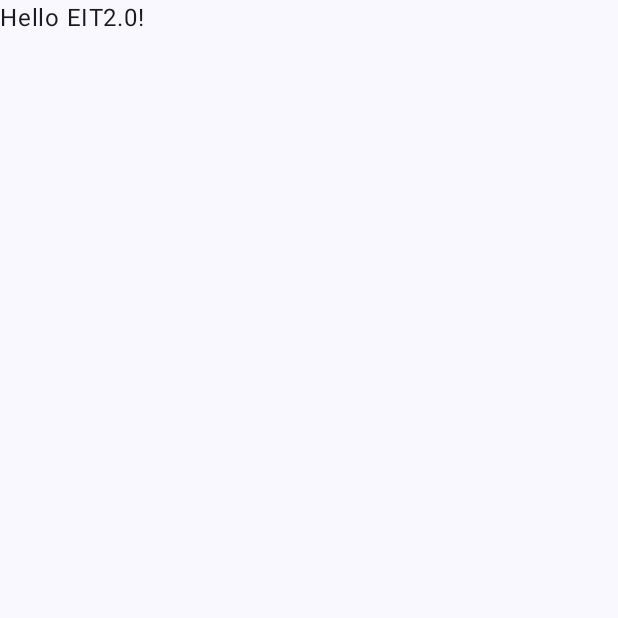
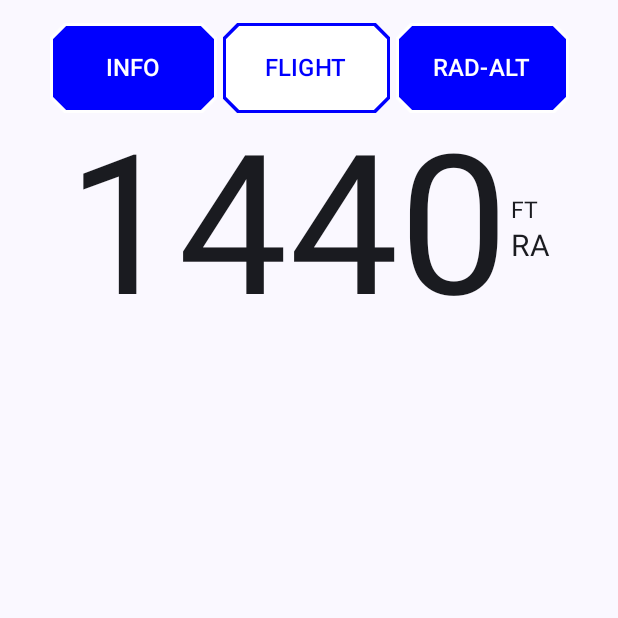
Before and after one commit to Komputer24/EIT2.0-ESAID-App, an Android app built with Jetpack Compose: the screen it shows after launch (MainActivity), on a phone screen of 412 x 824 dp, the top half of it. Before the commit the part shown is almost empty. Run offline under Robolectric (Android 15) with nearby library versions, the phone set to English and light mode, and no system bars.

Commit message:
v2 - added top btns & scale #

```diff
--- a/app/src/main/java/com/example/eit20_app/MainActivity.kt
+++ b/app/src/main/java/com/example/eit20_app/MainActivity.kt
@@ -4,13 +4,40 @@ import android.os.Bundle
 import androidx.activity.ComponentActivity
 import androidx.activity.compose.setContent
 import androidx.activity.enableEdgeToEdge
+import androidx.compose.foundation.BorderStroke
+import androidx.compose.foundation.background
+import androidx.compose.foundation.interaction.MutableInteractionSource
+import androidx.compose.foundation.interaction.collectIsPressedAsState
+import androidx.compose.foundation.layout.Arrangement
+import androidx.compose.foundation.layout.Column
 import androidx.compose.foundation.layout.fillMaxSize
+import androidx.compose.foundation.layout.Row
+import androidx.compose.foundation.layout.Spacer
+import androidx.compose.foundation.layout.fillMaxWidth
+import androidx.compose.foundation.layout.height
 import androidx.compose.foundation.layout.padding
+import androidx.compose.foundation.layout.size
+import androidx.compose.foundation.layout.width
+import androidx.compose.foundation.shape.CircleShape
+import androidx.compose.foundation.shape.CutCornerShape
+import androidx.compose.material3.ButtonDefaults
+import androidx.compose.material3.OutlinedButton
+import androidx.compose.material3.MaterialTheme
 import androidx.compose.material3.Scaffold
+import androidx.compose.material3.Surface
 import androidx.compose.material3.Text
+import androidx.compose.material3.TopAppBar
 import androidx.compose.runtime.Composable
+import androidx.compose.runtime.getValue
+import androidx.compose.runtime.mutableStateOf
+import androidx.compose.runtime.remember
+import androidx.compose.ui.Alignment
 import androidx.compose.ui.Modifier
-import androidx.compose.ui.tooling.preview.Preview
+import androidx.compose.ui.graphics.Color
+import androidx.compose.ui.graphics.RectangleShape
+import androidx.compose.ui.text.font.FontFamily
+import androidx.compose.ui.unit.dp
+import androidx.compose.ui.unit.sp
 import com.example.eit20_app.ui.theme.EIT20_AppTheme
 
 class MainActivity : ComponentActivity() {
@@ -18,22 +45,84 @@ class MainActivity : ComponentActivity() {
         super.onCreate(savedInstanceState)
         enableEdgeToEdge()
         setContent {
-            EIT20_AppTheme {
+            EIT20_AppTheme{
+//                val interactionSource = remember { MutableInteractionSource() }
+//                val isPressed by interactionSource.collectIsPressedAsState()
+//
+//                val backgroundColor = if (isPressed) Color.Cyan else Color.Blue
+
                 Scaffold(modifier = Modifier.fillMaxSize()) { innerPadding ->
-                    Greeting(
-                        name = "EIT2.0",
-                        modifier = Modifier.padding(innerPadding)
-                    )
+                    Surface(
+                        modifier = Modifier.fillMaxSize(),
+                        color = MaterialTheme.colorScheme.background
+                    ) {
+                        Column(
+                            modifier = Modifier
+                                .fillMaxSize()
+                                .padding(paddingValues = innerPadding),
+                            horizontalAlignment = Alignment.CenterHorizontally
+                        ){
+                            Spacer(modifier = Modifier.height(15.dp))
+                            ButtonRow()
+
+                            Row(
+//                                modifier = Modifier
+//                                    .background(Color.Red),
+                                horizontalArrangement = Arrangement.SpaceBetween,
+                                verticalAlignment = Alignment.CenterVertically
+                            ) {
+                                Text(
+                                    text = "1440",
+                                    fontSize = 130.sp,
+                                )
+                                Column(
+                                    modifier = Modifier
+                                        .padding(paddingValues = innerPadding),
+                                        //.background(Color.Cyan),
+                                ){
+                                    Text(
+                                        text = "FT",
+                                        fontSize = 15.sp,
+                                    )
+                                    Text(
+                                        text = "RA",
+                                        fontSize = 20.sp,
+                                    )
+                                }
+                            }
+                        }
+                    }
                 }
             }
         }
     }
+
+    private fun selectedBtn() {
+        // Empty
+    }
 }
 
 @Composable
-fun Greeting(name: String, modifier: Modifier = Modifier) {
-    Text(
-        text = "Hello $name!",
-        modifier = modifier
-    )
+fun ButtonRow() {
+    val selectedIndex = remember { mutableStateOf(1) } // -1 = none selected
+    val buttonLabels = listOf("INFO", "FLIGHT", "RAD-ALT")
+
+    Row {
+        buttonLabels.forEachIndexed { index, label ->
+            OutlinedButton(
+                onClick = { selectedIndex.value = index },
+                modifier = Modifier
+                    .size(width = 115.dp, height = 60.dp)
+                    .padding(end = if (index == buttonLabels.size - 1) 0.dp else 4.dp),
+                colors = ButtonDefaults.buttonColors(
+                    containerColor = if (selectedIndex.value == index) Color.White else Color.Blue,
+                    contentColor = if (selectedIndex.value == index) Color.Blue else Color.White,
+                ),
+                border = if (selectedIndex.value == index) BorderStroke(2.dp, Color.Blue) else BorderStroke(2.dp, Color.White),
+                shape = CutCornerShape(10.dp),
+            ) {
+                Text(text = label, fontSize = 16.sp)
+            }
+        }
+    }
 }
```
Also changed, not shown: 1 other file.
